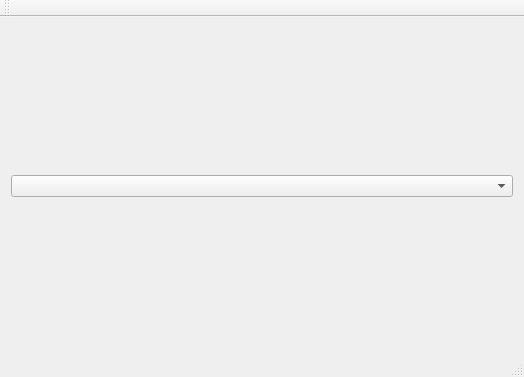
Old version of the form mainwindow.ui in the repository nico-izo/serialArDu.
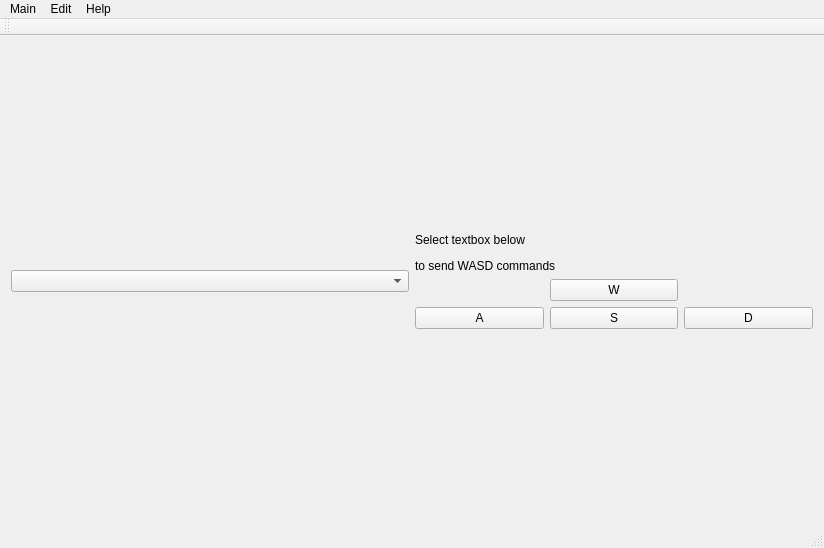
New version of the form.

What changed in the file:
```diff
--- a/mainwindow.ui
+++ b/mainwindow.ui
@@ -6,8 +6,8 @@
    <rect>
     <x>0</x>
     <y>0</y>
-    <width>524</width>
-    <height>377</height>
+    <width>824</width>
+    <height>548</height>
    </rect>
   </property>
   <property name="windowTitle">
@@ -16,6 +16,51 @@
   <widget class="QWidget" name="centralWidget">
    <layout class="QGridLayout" name="gridLayout">
     <item row="0" column="1">
+     <layout class="QGridLayout" name="grid2">
+      <item row="2" column="0">
+       <widget class="QPushButton" name="A">
+        <property name="text">
+         <string>A</string>
+        </property>
+       </widget>
+      </item>
+      <item row="2" column="2">
+       <widget class="QPushButton" name="D">
+        <property name="text">
+         <string>D</string>
+        </property>
+       </widget>
+      </item>
+      <item row="2" column="1">
+       <widget class="QPushButton" name="S">
+        <property name="text">
+         <string>S</string>
+        </property>
+       </widget>
+      </item>
+      <item row="0" column="0" colspan="3">
+       <widget class="QLabel" name="label">
+        <property name="sizePolicy">
+         <sizepolicy hsizetype="Minimum" vsizetype="Minimum">
+          <horstretch>0</horstretch>
+          <verstretch>0</verstretch>
+         </sizepolicy>
+        </property>
+        <property name="text">
+         <string>&lt;html&gt;&lt;head/&gt;&lt;body&gt;&lt;p&gt;Select textbox below &lt;/p&gt;&lt;p&gt;to send WASD commands&lt;/p&gt;&lt;/body&gt;&lt;/html&gt;</string>
+        </property>
+       </widget>
+      </item>
+      <item row="1" column="1">
+       <widget class="QPushButton" name="W">
+        <property name="text">
+         <string>W</string>
+        </property>
+       </widget>
+      </item>
+     </layout>
+    </item>
+    <item row="0" column="0">
      <layout class="QGridLayout" name="grid">
       <item row="1" column="1">
        <widget class="QComboBox" name="comboBox"/>
@@ -29,17 +74,43 @@
     <rect>
      <x>0</x>
      <y>0</y>
-     <width>524</width>
+     <width>824</width>
      <height>25</height>
     </rect>
    </property>
+   <widget class="QMenu" name="menuMain">
+    <property name="title">
+     <string>Main</string>
+    </property>
+    <addaction name="actionConnect"/>
+    <addaction name="actionDisconnect"/>
+    <addaction name="separator"/>
+    <addaction name="actionQuit"/>
+   </widget>
+   <widget class="QMenu" name="menuEdit">
+    <property name="title">
+     <string>Edit</string>
+    </property>
+    <addaction name="actionSettings"/>
+    <addaction name="actionClear"/>
+   </widget>
+   <widget class="QMenu" name="menuHelp">
+    <property name="title">
+     <string>Help</string>
+    </property>
+    <addaction name="actionAbout"/>
+    <addaction name="actionAboutQt"/>
+   </widget>
+   <addaction name="menuMain"/>
+   <addaction name="menuEdit"/>
+   <addaction name="menuHelp"/>
   </widget>
   <widget class="QToolBar" name="mainToolBar">
    <attribute name="toolBarArea">
     <enum>TopToolBarArea</enum>
    </attribute>
    <attribute name="toolBarBreak">
-    <bool>true</bool>
+    <bool>false</bool>
    </attribute>
   </widget>
   <widget class="QStatusBar" name="statusBar"/>
```
Left out of the diff: 37 changed lines with no effect on the pictures.
